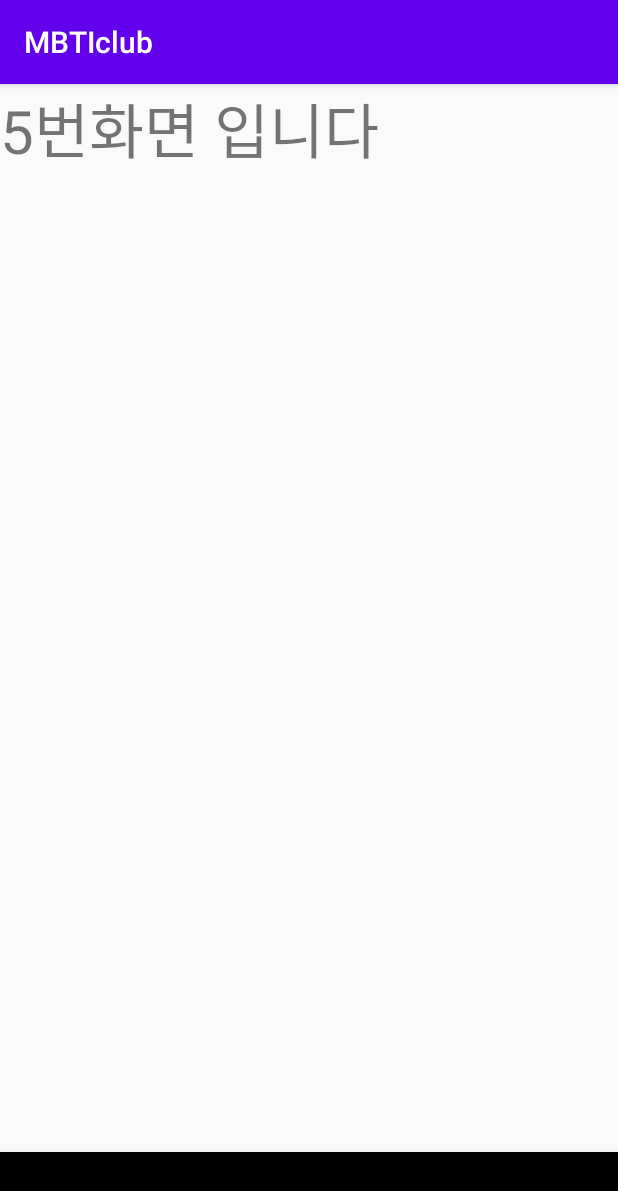
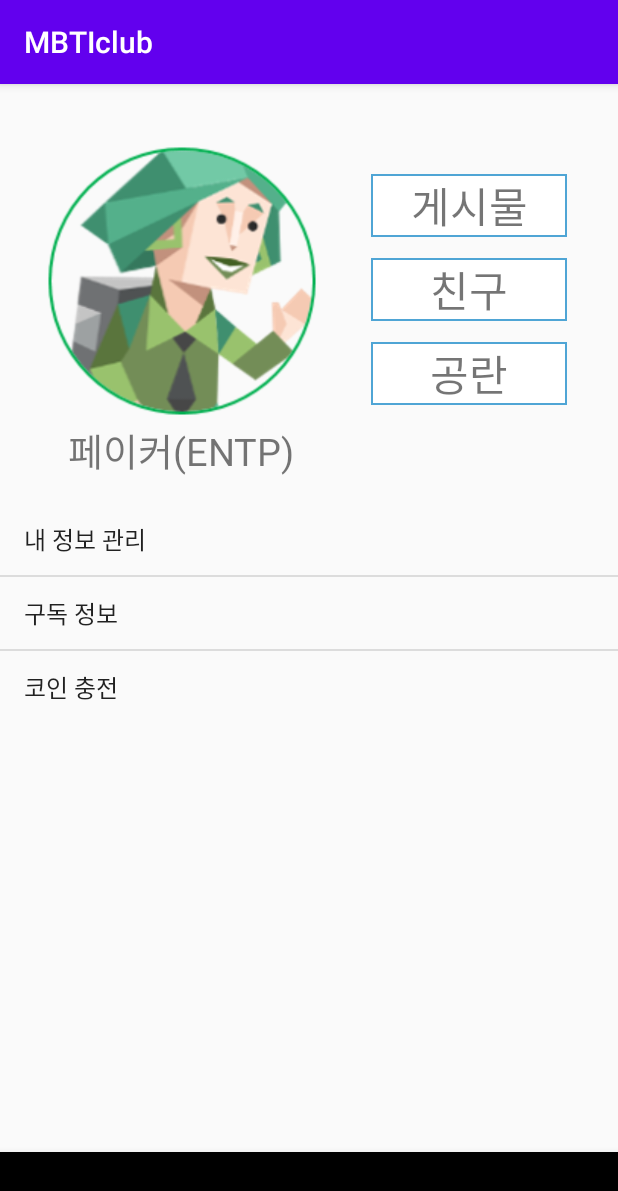
Before and after one commit to moon722/MBTIclub, an Android app: the fragment Frag5 placed in its activity, on a phone screen of 412 x 824 dp. Shown: the top 1191 px of the screen. Run offline under Robolectric (Android 15) with nearby library versions, the phone set to English and light mode, and no system bars.

Commit message:
한상진 profile.png back.xml Frag5.java farg5.xml

```diff
--- a/app/src/main/java/com/example/mbticlub/Frag5.java
+++ b/app/src/main/java/com/example/mbticlub/Frag5.java
@@ -1,23 +1,51 @@
 package com.example.mbticlub;
 
+import android.app.AlertDialog;
+import android.content.DialogInterface;
 import android.os.Bundle;
 import android.view.LayoutInflater;
 import android.view.View;
 import android.view.ViewGroup;
+import android.widget.AdapterView;
+import android.widget.ArrayAdapter;
+import android.widget.Button;
+import android.widget.EditText;
+import android.widget.ListView;
+import android.widget.TextView;
 
 import androidx.annotation.NonNull;
 import androidx.annotation.Nullable;
 import androidx.fragment.app.Fragment;
 
+import com.example.mbticlub.R;
+
+import java.util.ArrayList;
+import java.util.List;
+
 public class Frag5 extends Fragment {
 
+    private ListView person_list;
     private View view;
 
-    @Nullable
     @Override
     public View onCreateView(@NonNull LayoutInflater inflater, @Nullable ViewGroup container, @Nullable Bundle savedInstanceState) {
-        view = inflater.inflate(R.layout.frag5,container,false);
+        view = inflater.inflate(R.layout.frag5, container, false);
 
+//        MBTI_selection = (Button)view.findViewById(R.id.MBTI_selection);
+//        board_title = (TextView)view.findViewById(R.id.board_title);
+
+
+        person_list = (ListView) view.findViewById(R.id.person_list);
+
+        List<String> person_data = new ArrayList<>();//arraylist 배열 안에 스트링 형태로 리스트를 만들겠다
+        final ArrayAdapter<String> adapter = new ArrayAdapter<>(getActivity(), android.R.layout.simple_list_item_1, person_data);
+        person_list.setAdapter(adapter);
+
+        person_data.add("내 정보 관리");
+        person_data.add("구독 정보");
+        person_data.add("코인 충전");
+
+        adapter.notifyDataSetChanged();
         return view;
     }
 }
--- /dev/null
+++ b/app/src/main/res/drawable/back.xml
@@ -0,0 +1,4 @@
+<shape xmlns:android="http://schemas.android.com/apk/res/android" android:shape="rectangle" >
+    <solid android:color="@android:color/white" />
+    <stroke android:width="1dip" android:color="#4fa5d5"/>
+</shape>
--- a/app/src/main/res/layout/frag5.xml
+++ b/app/src/main/res/layout/frag5.xml
@@ -4,10 +4,109 @@
     android:layout_height="match_parent"
     android:orientation="vertical">
 
-    <TextView
+    <LinearLayout
         android:layout_width="wrap_content"
         android:layout_height="wrap_content"
-        android:text="5번화면 입니다"
-        android:textSize="40sp"/>
+        android:orientation="horizontal">
+
+        <LinearLayout
+            android:id="@+id/linearLayout3"
+            android:layout_width="wrap_content"
+            android:layout_height="wrap_content"
+            android:layout_marginStart="15dp"
+            android:layout_marginTop="25dp"
+            android:orientation="vertical"
+            android:paddingLeft="16dp"
+            android:paddingTop="16dp"
+            android:paddingRight="16dp"
+            android:paddingBottom="16dp"
+            android:layout_marginLeft="15dp">
+
+
+            <ImageView
+                android:id="@+id/poster"
+                android:layout_width="180dp"
+                android:layout_height="180dp"
+                android:background="@null"
+                android:scaleType="fitXY"
+                android:src="@drawable/profile" />
+
+            <TextView
+                android:id="@+id/name"
+                android:layout_width="wrap_content"
+                android:layout_height="wrap_content"
+                android:layout_marginTop="3dp"
+                android:text="페이커(ENTP)"
+                android:textSize="25dp"
+                android:layout_gravity="center"/>
+
+        </LinearLayout>
+
+        <LinearLayout
+            android:layout_width="20dp"
+            android:layout_height="20dp">
+
+        </LinearLayout>
+
+        <LinearLayout
+            android:id="@+id/linearLayout"
+            android:layout_width="wrap_content"
+            android:layout_height="wrap_content"
+            android:layout_marginTop="40dp"
+            android:orientation="vertical"
+            android:gravity="center"
+            android:paddingTop="20dp"
+            android:paddingBottom="20dp"
+            android:weightSum="9">
+
+            <TextView
+                android:id="@+id/text1"
+                android:layout_width="match_parent"
+                android:layout_height="wrap_content"
+                android:text="게시물"
+                android:gravity="center"
+                android:textSize="28sp"
+                android:background="@drawable/back"
+                android:onClick="onClick"/>
+
+            <TextView
+                android:id="@+id/empty_text1"
+                android:layout_width="wrap_content"
+                android:layout_height="wrap_content"
+                android:textSize="10dp" />
+
+            <TextView
+                android:id="@+id/text2"
+                android:layout_width="match_parent"
+                android:layout_height="wrap_content"
+                android:background="@drawable/back"
+                android:text="친구"
+                android:gravity="center"
+                android:textSize="28sp"
+                android:onClick="onClick"/>
+
+            <TextView
+                android:id="@+id/empty_text3"
+                android:layout_width="wrap_content"
+                android:layout_height="wrap_content"
+                android:textSize="10dp" />
+
+            <TextView
+                android:id="@+id/text3"
+                android:layout_width="wrap_content"
+                android:layout_height="wrap_content"
+                android:text="공란"
+                android:background="@drawable/back"
+                android:textSize="28sp"
+                android:gravity="center"
+                android:ems="4"
+                android:onClick="onClick"/>
+        </LinearLayout>
+    </LinearLayout>
+
+    <ListView
+        android:id="@+id/person_list"
+        android:layout_width="match_parent"
+        android:layout_height="wrap_content"></ListView>
 
 </LinearLayout>
```
Also changed, not shown: app/src/main/res/drawable/profile.png (added).
